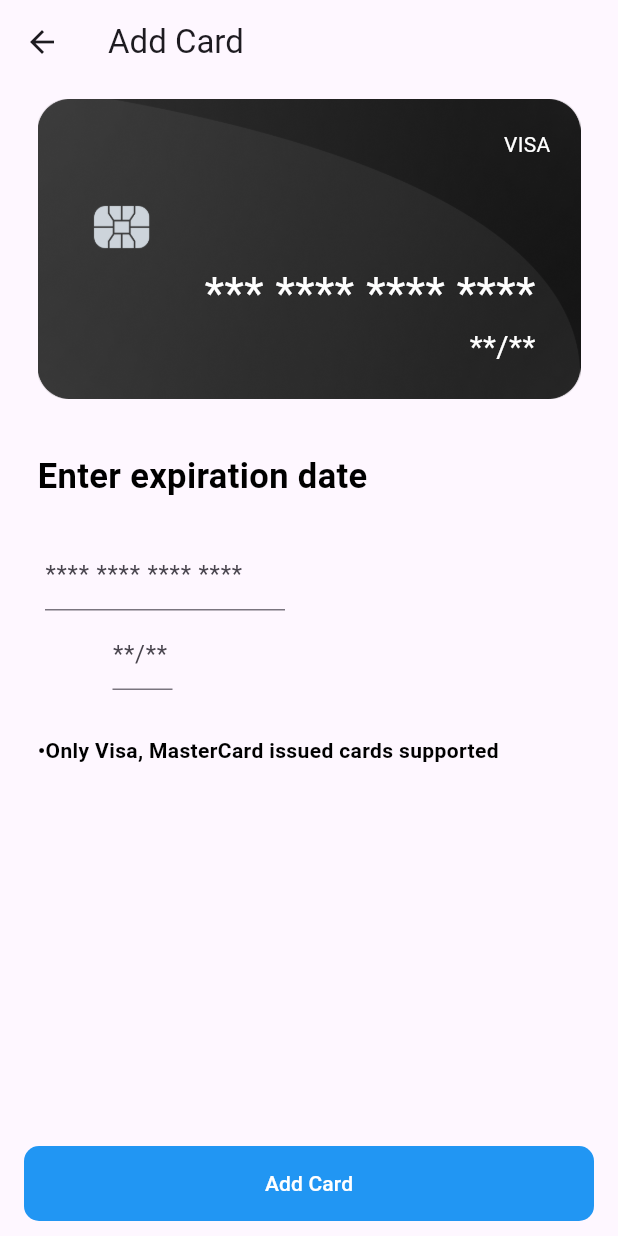
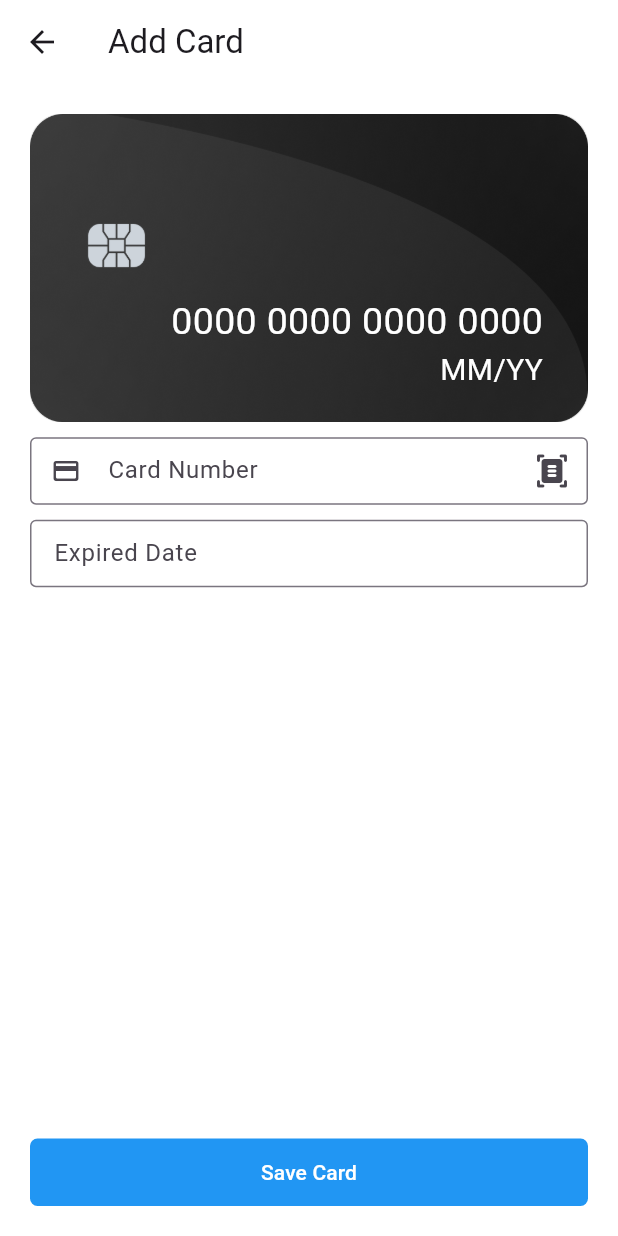
Before and after one commit to abdusattoryaminjonov/card-project-add, a Flutter app: the screen it shows after launch, after a tap on "Add Card", on a phone screen of 412 x 824 dp. Run offline on Flutter 3.47's test engine with Material 3 defaults, Android fonts, the phone set to English and light mode, and no system bars; our stand-ins replace fluttertoast, mask_text_input_formatter; missing offline and left inert: credit_card_scanner.

Commit message:
updated files

```diff
--- /dev/null
+++ b/lib/models/credit_card_model.dart
@@ -0,0 +1,8 @@
+class CreditCard{
+  String? cardNumber;
+  String? expiredDate;
+  String? cardType;
+  String? cardImage;
+
+  CreditCard({this.cardNumber, this.expiredDate, this.cardType, this.cardImage});
+}
--- a/lib/pages/addcard_page.dart
+++ /dev/null
@@ -1,135 +0,0 @@
-import 'package:flutter/material.dart';
-
-class AddCardPage extends StatefulWidget {
-  final String? cardNumber;
-  final String? cardDate;
-
-  const AddCardPage({super.key, this.cardNumber, this.cardDate});
-
-  @override
-  State<AddCardPage> createState() => _AddCardPageState();
-}
-
-class _AddCardPageState extends State<AddCardPage> {
-
-  _backToFinish(){
-    List item=[];
-    Navigator.of(context).pop(item);
-  }
-
-  @override
-  Widget build(BuildContext context) {
-    return Scaffold(
-      appBar: AppBar(
-        title: Text("Add Card"),
-      ),
-      body: Column(
-        mainAxisAlignment: MainAxisAlignment.start,
-        crossAxisAlignment: CrossAxisAlignment.start,
-        children: [
-          Container(
-            padding: EdgeInsets.symmetric(vertical: 10,horizontal: 25),
-            child: Container(
-              width: 400,
-              height: 200,
-              decoration: BoxDecoration(
-                  image: DecorationImage(
-                      image: AssetImage("assets/images/im_card_bg.png"),
-                      fit: BoxFit.fill
-                  )
-              ),
-              child: Column(
-                crossAxisAlignment: CrossAxisAlignment.end,
-                mainAxisAlignment: MainAxisAlignment.spaceBetween,
-                children: [
-                  Container(
-                    padding: EdgeInsets.only(top: 20,right: 20),
-                    child:Text("VISA",style: TextStyle(color: Colors.white)),
-                  ),
-                  Container(
-                    padding: EdgeInsets.only(bottom: 20,right: 30),
-                    child: Column(
-                      crossAxisAlignment: CrossAxisAlignment.end,
-                      children: [
-                        Text("*** **** **** ****",style: TextStyle(
-                            color: Colors.white,
-                          fontSize: 30
-                        ),),
-                        Text("**/**",style: TextStyle(
-                            color: Colors.white,
-                          fontSize: 20
-                        ),),
-                      ],
-                    ),
-                  )
-                ],
-              ),
-            )),
-          Container(
-            padding: EdgeInsets.all( 25),
-            child: Text("Enter expiration date",style: TextStyle(
-                fontSize: 23,
-                color: Colors.black,
-                fontWeight: FontWeight.bold
-            ),),
-          ),
-
-            Column(
-              crossAxisAlignment: CrossAxisAlignment.center,
-              children: [
-                Container(
-                  margin: EdgeInsets.only(left: 30),
-                    width: 160,
-                    child:TextField(
-                      decoration: InputDecoration(
-                        hintText: "${widget.cardNumber}",
-                      ),
-                    )
-                ),
-                Container(
-                  padding: EdgeInsets.all(5),
-                    width: 50,
-                    child:TextField(
-                      decoration: InputDecoration(
-                        hintText: "${widget.cardDate}",
-                      ),
-                    )
-                ),
-
-              ],
-            ),
-
-          Container(
-            padding: EdgeInsets.all( 25),
-            child: Text("•Only Visa, MasterCard issued cards supported",style: TextStyle(
-                color: Colors.black,
-                fontWeight: FontWeight.bold
-            ),),
-          ),
-
-          Expanded(child: SizedBox()),
-
-          Container(
-            padding: EdgeInsets.symmetric(vertical: 10),
-            child: MaterialButton(
-                child: Container(
-                  height: 50,
-                  child: Center(
-                    child: Text("Add Card",style: TextStyle(color: Colors.white),),
-                  ),
-                  decoration: BoxDecoration(
-                    color: Colors.blue,
-                    borderRadius: BorderRadius.circular(10),
-                  ),
-
-                ),
-                onPressed: (){
-                  _backToFinish();
-                }
-            ),
-          )
-        ],
-      ),
-    );
-  }
-}
--- /dev/null
+++ b/lib/pages/derailes_page.dart
@@ -0,0 +1,250 @@
+import 'package:flutter/material.dart';
+import '../models/credit_card_model.dart';
+import 'package:credit_card_scanner/credit_card_scanner.dart';
+import 'package:fluttertoast/fluttertoast.dart';
+import 'package:mask_text_input_formatter/mask_text_input_formatter.dart';
+
+class DetailsPage extends StatefulWidget {
+  const DetailsPage({super.key});
+
+  @override
+  State<DetailsPage> createState() => _DetailsPageState();
+}
+
+class _DetailsPageState extends State<DetailsPage> {
+  TextEditingController cardNumberController = TextEditingController();
+  TextEditingController expiredDateController = TextEditingController();
+
+  String cardNumber = '0000 0000 0000 0000';
+  String expiredDate = 'MM/YY';
+
+  var cardNumberMaskFormatter = MaskTextInputFormatter(
+    mask: '#### #### #### ####',
+    filter: {"#": RegExp(r'[0-9]')},
+    type: MaskAutoCompletionType.lazy,
+  );
+  var expiryDateMaskFormatter = MaskTextInputFormatter(
+    mask: '##/##',
+    filter: {"#": RegExp(r'[0-9]')},
+    type: MaskAutoCompletionType.lazy,
+  );
+
+  void saveCreditCard() {
+    setState(() {
+      String cardNumber = cardNumberController.text;
+      String expiryDate = expiredDateController.text;
+
+      CreditCard creditCard = CreditCard(cardNumber: cardNumber, expiredDate: expiryDate);
+
+      if (cardNumber.trim().isEmpty || cardNumber.length < 16) {
+        showToast('Enter valid card number');
+        return;
+      }
+
+      if (expiryDate.trim().isEmpty || expiryDate.length < 5) {
+        showToast('Enter valid date');
+        return;
+      }
+
+      if (cardNumber.startsWith('4')) {
+        creditCard.cardImage = 'assets/images/ic_card_visa.png';
+        creditCard.cardType = 'visa';
+      } else if (cardNumber.startsWith('5')) {
+        creditCard.cardImage = 'assets/images/ic_card_master.png';
+        creditCard.cardType = 'master';
+      } else {
+        showToast('Enter only visa and master cards');
+        return;
+      }
+
+      backToFinish(creditCard);
+    });
+  }
+
+  void backToFinish(CreditCard creditCard) {
+    Navigator.of(context).pop(creditCard);
+  }
+
+  void showToast(String message) {
+    Fluttertoast.showToast(
+      msg: message,
+      toastLength: Toast.LENGTH_LONG,
+      gravity: ToastGravity.BOTTOM,
+      timeInSecForIosWeb: 1,
+      backgroundColor: Colors.grey,
+      textColor: Colors.white,
+      fontSize: 16.0,
+    );
+  }
+
+  String getCardType() {
+    if (cardNumber.isEmpty) {
+      return '';
+    }
+    if (cardNumber.startsWith('4')) {
+      return 'VISA';
+    } else if (cardNumber.startsWith('5')) {
+      return 'MASTER';
+    }
+    return '';
+  }
+
+  CardDetails? _cardDetails;
+  CardScanOptions scanOptions = const CardScanOptions(
+    scanCardHolderName: true,
+    // enableDebugLogs: true,
+    validCardsToScanBeforeFinishingScan: 5,
+    possibleCardHolderNamePositions: [
+      CardHolderNameScanPosition.aboveCardNumber,
+    ],
+  );
+
+  Future<void> scanCard() async {
+    final CardDetails? cardDetails =
+    await CardScanner.scanCard(scanOptions: scanOptions);
+    if (!mounted || cardDetails == null) return;
+    setState(() {
+      _cardDetails = cardDetails;
+    });
+  }
+
+  @override
+  Widget build(BuildContext context) {
+    return Scaffold(
+      backgroundColor: Colors.white,
+      appBar: AppBar(
+        backgroundColor: Colors.white,
+        title: const Text('Add Card'),
+      ),
+      body: Container(
+        padding: const EdgeInsets.all(20),
+        child: Column(
+          children: [
+            Expanded(
+              child: Column(
+                children: [
+                  AspectRatio(
+                    aspectRatio: 1005 / 555,
+                    child: Container(
+                      decoration: const BoxDecoration(
+                        image: DecorationImage(
+                          image: AssetImage('assets/images/im_card_bg.png'),
+                          fit: BoxFit.cover,
+                        ),
+                      ),
+                      child: Container(
+                        padding: const EdgeInsets.symmetric(horizontal: 30, vertical: 20),
+                        child: Column(
+                          mainAxisAlignment: MainAxisAlignment.spaceBetween,
+                          children: [
+                            Row(
+                              mainAxisAlignment: MainAxisAlignment.end,
+                              children: [
+                                Text(
+                                  getCardType(),
+                                  style: const TextStyle(
+                                    color: Colors.white,
+                                    fontSize: 20,
+                                  ),
+                                )
+                              ],
+                            ),
+                            Container(
+                              width: double.infinity,
+                              child: Column(
+                                crossAxisAlignment: CrossAxisAlignment.end,
+                                children: [
+                                  Text(
+                                    cardNumber,
+                                    style: const TextStyle(
+                                      color: Colors.white,
+                                      fontSize: 25,
+                                    ),
+                                  ),
+                                  Text(
+                                    expiredDate,
+                                    style: const TextStyle(
+                                      color: Colors.white,
+                                      fontSize: 20,
+                                    ),
+                                  )
+                                ],
+                              ),
+                            )
+                          ],
+                        ),
+                      ),
+                    ),
+                  ),
+                  Container(
+                    margin: const EdgeInsets.only(top: 10),
+                    height: 45,
+                    child: TextField(
+                      controller: cardNumberController,
+                      textAlignVertical: TextAlignVertical.bottom,
+                      decoration: InputDecoration(
+                        hintText: 'Card Number',
+                        border: const OutlineInputBorder(),
+                        prefixIcon: const Icon(Icons.credit_card_rounded, size: 20),
+                        suffixIcon: IconButton(
+                          onPressed: () {},
+                          icon: const Icon(Icons.document_scanner_rounded),
+                        ),
+                      ),
+                      onChanged: (value) {
+                        setState(() {
+                          cardNumber = value;
+                        });
+                      },
+                      inputFormatters: [cardNumberMaskFormatter],
+                      keyboardType: TextInputType.number,
+                    ),
+                  ),
+                  Container(
+                    margin: const EdgeInsets.only(top: 10),
+                    height: 45,
+                    child: TextField(
+                      keyboardType: TextInputType.number,
+                      controller: expiredDateController,
+                      textAlignVertical: TextAlignVertical.bottom,
+                      decoration: const InputDecoration(
+                        hintText: 'Expired Date',
+                        border: OutlineInputBorder(),
+                      ),
+                      onChanged: (value) {
+                        setState(() {
+                          expiredDate = value;
+                        });
+                      },
+                      inputFormatters: [expiryDateMaskFormatter],
+                    ),
+                  ),
+                  // Text('$_cardDetails'),
+                ],
+              ),
+            ),
+            Container(
+              margin: const EdgeInsets.only(top: 20),
+              width: double.infinity,
+              height: 45,
+              decoration: BoxDecoration(
+                borderRadius: BorderRadius.circular(5),
+                color: Colors.blue,
+              ),
+              child: MaterialButton(
+                onPressed: () {
+                  saveCreditCard();
+                  // scanCard();
+                },
+                child: const Text(
+                  'Save Card',
+                  style: TextStyle(color: Colors.white),
+                ),
+              ),
+            ),
+          ],
+        ),
+      ),
+    );
+  }
+}
--- a/lib/pages/home_page.dart
+++ b/lib/pages/home_page.dart
@@ -1,5 +1,7 @@
-import 'package:flatter1_exam/pages/addcard_page.dart';
+import 'package:flatter1_exam/pages/derailes_page.dart';
 import 'package:flutter/material.dart';
+
+import '../models/credit_card_model.dart';
 
 class HomePage extends StatefulWidget {
   const HomePage({super.key});
@@ -9,77 +11,101 @@ class HomePage extends StatefulWidget {
 }
 
 class _HomePageState extends State<HomePage> {
+  List<CreditCard> cards = [
+    CreditCard(
+        cardNumber: '8888 8888 8888 8888',
+        expiredDate: '12/12',
+        cardType: 'visa',
+        cardImage: 'assets/images/ic_card_visa.png'),
+    CreditCard(
+        cardNumber: '7777 7777 7777 7777',
+        expiredDate: '12/20',
+        cardType: 'master',
+        cardImage: 'assets/images/ic_card_master.png'),
+  ];
 
-  Future _addCardPage() async {
-    String number = '**** **** **** ****';
-    String date = '**/**';
-    List item = await Navigator.of(context).push(MaterialPageRoute(builder: (BuildContext context) {
-      return AddCardPage(cardNumber: number,cardDate: date,);
-    }));
+  Future _openDetailsPage() async {
+    CreditCard result = await Navigator.of(context).push(
+      MaterialPageRoute(
+        builder: (BuildContext context) {
+          return const DetailsPage();
+        },
+      ),
+    );
+
+    setState(() {
+      cards.add(result);
+    });
   }
+
   @override
   Widget build(BuildContext context) {
     return Scaffold(
       appBar: AppBar(
-        title:Text("Card List"),
-
+        backgroundColor: Colors.white,
+        title: const Text('My Cards'),
       ),
-
-      body: Column(
-        children: [
-          Expanded(
-            child: ListView(
-              children: [
-                Divider(),
-                _cardList("assets/images/ic_card_master.png", "**** **** **** ****","11/25"),
-                _cardList("assets/images/ic_card_visa.png", "**** **** **** ****","11/25"),
-              ],
+      body: Container(
+        padding: const EdgeInsets.all(20),
+        child: Column(
+          children: [
+            Expanded(
+              child: ListView.builder(
+                padding: const EdgeInsets.only(top: 30),
+                itemCount: cards.length,
+                itemBuilder: (ctx, i) {
+                  return _itemOfCardList(cards[i]);
+                },
+              ),
             ),
-          ),
-          Container(
-            padding: EdgeInsets.all(10),
-            child: MaterialButton(
-              child: Container(
-                height: 50,
-                child: Center(
-                  child: Text("Add Card",style: TextStyle(color: Colors.white),),
+            Container(
+              width: double.infinity,
+              height: 45,
+              decoration: BoxDecoration(
+                borderRadius: BorderRadius.circular(5),
+                color: Colors.blue,
+              ),
+              child: MaterialButton(
+                onPressed: () {
+                  _openDetailsPage();
+                },
+                child: const Text(
+                  'Add Card',
+                  style: TextStyle(color: Colors.white),
                 ),
-                decoration: BoxDecoration(
-                  color: Colors.blue,
-                  borderRadius: BorderRadius.circular(10),
-                ),
-
               ),
-              onPressed: (){
-                _addCardPage();
-              }
-            ),
-          )
-        ],
-      )
+            )
+          ],
+        ),
+      ),
     );
   }
 
-  Widget _cardList(cardType,cardNumber,cardDate){
-    return  Container(
-      padding: EdgeInsets.all(10),
-      height:100,
-      child:Row(
+  Widget _itemOfCardList(CreditCard creditCard) {
+    return Container(
+      margin: const EdgeInsets.only(bottom: 15),
+      height: 70,
+      width: double.infinity,
+      child: Row(
         children: [
           Container(
-            width: 100,
-            height: 50,
-            child: Image(
-              image: AssetImage(cardType),
-            ),
+            margin: const EdgeInsets.only(right: 15),
+            child: Image(image: AssetImage(creditCard.cardImage!)),
           ),
-          SizedBox(width: 5,),
           Column(
-            mainAxisAlignment: MainAxisAlignment.center,
             crossAxisAlignment: CrossAxisAlignment.start,
             children: [
-              Text(cardNumber),
-              Text(cardDate),
+              Text(
+                '**** **** **** ${creditCard.cardNumber!.substring(creditCard.cardNumber!.length - 4)}',
+                style: const TextStyle(fontSize: 18, fontWeight: FontWeight.bold),
+              ),
+              Text(
+                creditCard.expiredDate!,
+                style: const TextStyle(
+                  fontSize: 18,
+                  fontWeight: FontWeight.w500,
+                ),
+              ),
             ],
           )
         ],
--- a/pubspec.yaml
+++ b/pubspec.yaml
@@ -11,6 +11,9 @@ dependencies:
     sdk: flutter
 
   cupertino_icons: ^1.0.2
+  fluttertoast: ^8.2.4
+  mask_text_input_formatter: ^2.9.0
+  credit_card_scanner: ^1.0.5
 
 dev_dependencies:
   flutter_test:
```
Also changed, not shown: pubspec.lock, 1 other file.
